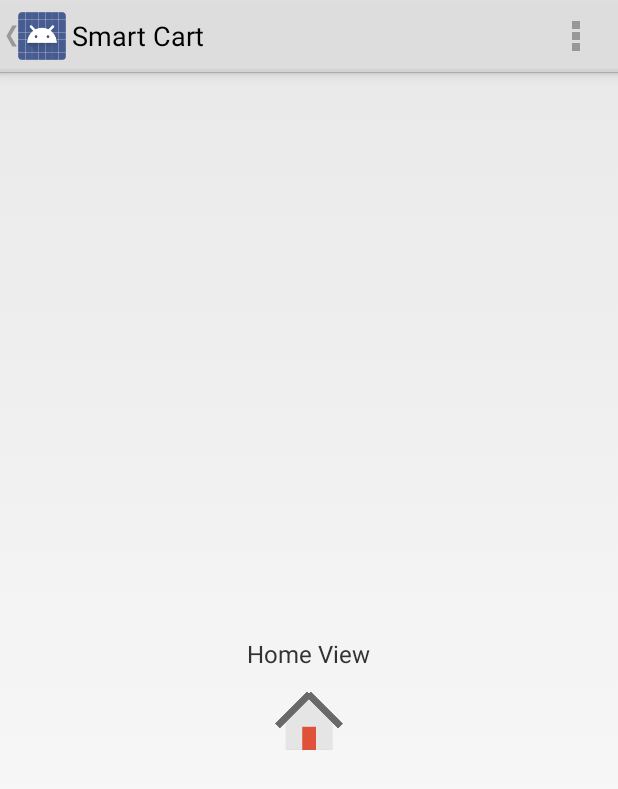
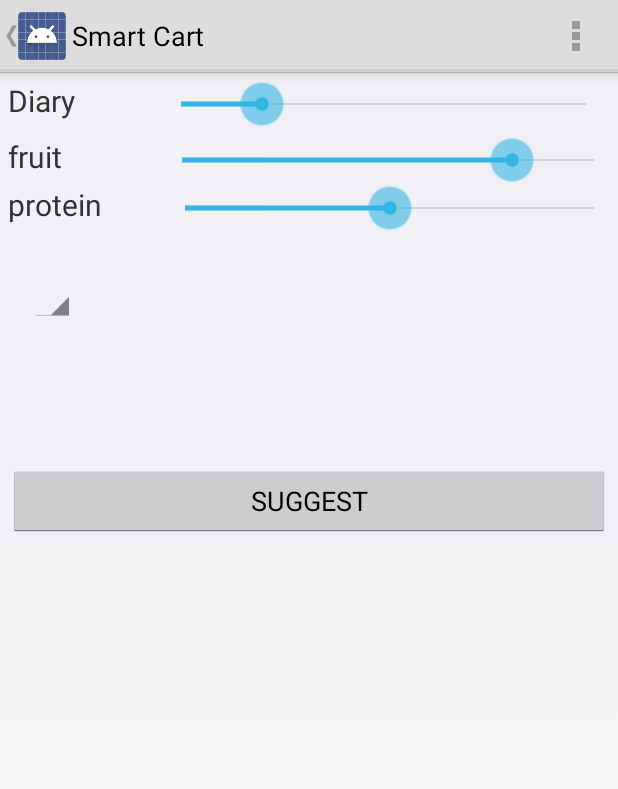
Before and after one commit to DharmanshuKamraa/mHealthHWJZD, an Android app: the screen it shows after launch (MainActivity), after a tap on "LOGIN", on a phone screen of 412 x 824 dp. Shown: the top 789 px of the screen. Run offline under Robolectric (Android 15) with nearby library versions, the phone set to English and light mode, and no system bars; 2 statements that could not run were skipped.

Commit message:
smart cart changed

```diff
--- a/eat_client_v0.2/app/build.gradle
+++ b/eat_client_v0.2/app/build.gradle
@@ -3,18 +3,18 @@ apply plugin: 'com.android.application'
 android {
     compileSdkVersion 21
     buildToolsVersion "21.1.2"
-
     defaultConfig {
         applicationId "info.androidhive.slidingmenu"
-        minSdkVersion 11
-        targetSdkVersion 17
+        minSdkVersion 16
+        targetSdkVersion 21
     }
-
     buildTypes {
         release {
             minifyEnabled false
             proguardFiles getDefaultProguardFile('proguard-android.txt'), 'proguard-rules.txt'
         }
+    }
+    productFlavors {
     }
 }
 
--- a/eat_client_v0.2/app/src/main/AndroidManifest.xml
+++ b/eat_client_v0.2/app/src/main/AndroidManifest.xml
@@ -3,10 +3,6 @@
     package="info.androidhive.slidingmenu"
     android:versionCode="1"
     android:versionName="1.0" >
-
-    <uses-sdk
-        android:minSdkVersion="11"
-        android:targetSdkVersion="21" />
 
     <uses-permission
         android:name="android.permission.WRITE_EXTERNAL_STORAGE"
--- a/eat_client_v0.2/app/src/main/java/info/androidhive/slidingmenu/CartFragment.java
+++ b/eat_client_v0.2/app/src/main/java/info/androidhive/slidingmenu/CartFragment.java
@@ -11,8 +11,8 @@ public class CartFragment extends Fragment {
 	public CartFragment(){}
     public View onCreateView(LayoutInflater inflater, ViewGroup container,
         Bundle savedInstanceState) {
+        View rootView = inflater.inflate(R.layout.fragment_cart, container, false);
 //        checking change
-        View rootView = inflater.inflate(R.layout.fragment_cart, container, false);
         return rootView;
     }
 }
--- /dev/null
+++ b/eat_client_v0.2/app/src/main/res/drawable/seek_bar.xml
@@ -0,0 +1,29 @@
+<?xml version="1.0" encoding="utf-8"?>
+<layer-list xmlns:android="http://schemas.android.com/apk/res/android">
+    <item>
+        <shape>
+            <gradient
+                android:angle="270"
+                android:endColor="#4C4C4C"
+                android:startColor="#303030" />
+
+            <stroke
+                android:width="0dp"
+                android:color="#000000" />
+
+            <corners android:radius="0dp" />
+
+            <padding
+                android:bottom="0dp"
+                android:left="5dp"
+                android:right="0dp"
+                android:top="0dp" />
+        </shape>
+    </item>
+    <item>
+        <bitmap
+            android:antialias="true"
+            android:gravity="right|bottom|fill_vertical"
+            android:src="@drawable/cart_red" />
+    </item>
+</layer-list>
--- a/eat_client_v0.2/app/src/main/res/layout/fragment_cart.xml
+++ b/eat_client_v0.2/app/src/main/res/layout/fragment_cart.xml
@@ -1,20 +1,138 @@
 <?xml version="1.0" encoding="utf-8"?>
-<RelativeLayout xmlns:android="http://schemas.android.com/apk/res/android"
+<ScrollView xmlns:android="http://schemas.android.com/apk/res/android"
     android:layout_width="match_parent"
-    android:layout_height="match_parent">
+    android:layout_height="match_parent" >
+<LinearLayout
+    android:layout_width="fill_parent"
+    android:layout_height="fill_parent"
+    android:orientation="vertical"
+    android:background="#F0F0F5" >
 
-    <TextView
-        android:id="@+id/txtLabel"
-         android:layout_width="wrap_content"
+    <LinearLayout
+        android:layout_width="fill_parent"
         android:layout_height="wrap_content"
-        android:layout_centerInParent="true"
-        android:textSize="16dp"
-        android:text="Home View"/>
+        android:layout_margin="5dp"
+        android:orientation="horizontal"
+        android:id="@+id/linearLayout1">
 
-    <ImageView android:layout_width="wrap_content"
+        <TextView
+            android:layout_width="wrap_content"
+            android:layout_height="wrap_content"
+            android:text="Diary"
+            android:textSize="20sp" />
+
+        <SeekBar
+            android:id="@+id/seek1"
+            android:layout_width="fill_parent"
+            android:layout_height="wrap_content"
+            android:paddingLeft="70dp"
+            android:progress="20"
+            android:secondaryProgress="20" />
+
+    </LinearLayout>
+
+    <LinearLayout
+        android:layout_width="fill_parent"
         android:layout_height="wrap_content"
-        android:layout_below="@id/txtLabel"
-        android:src="@drawable/ic_home"
-        android:layout_centerHorizontal="true"
-        android:layout_marginTop="10dp"/>
-</RelativeLayout>
+        android:layout_marginLeft="5dp"
+        android:orientation="horizontal"
+        android:id="@+id/linearLayout2"
+        android:layout_below="@+id/linearLayout1">
+
+        <TextView
+            android:layout_width="wrap_content"
+            android:layout_height="wrap_content"
+            android:text="fruit"
+            android:textSize="20sp" />
+
+        <SeekBar
+            android:id="@+id/seek2"
+            android:layout_width="fill_parent"
+            android:layout_height="wrap_content"
+            android:progress="80"
+            android:paddingLeft="80dp"
+            android:secondaryProgress="20" />
+    </LinearLayout>
+
+    <LinearLayout
+        android:layout_width="fill_parent"
+        android:layout_height="wrap_content"
+        android:layout_marginLeft="5dp"
+        android:orientation="horizontal"
+        android:id="@+id/linearLayout3"
+        android:layout_below="@+id/linearLayout2">
+
+        <TextView
+            android:layout_width="wrap_content"
+            android:layout_height="wrap_content"
+            android:text="protein"
+            android:textSize="20sp" />
+
+        <SeekBar
+            android:id="@+id/seek3"
+            android:layout_width="fill_parent"
+            android:layout_height="wrap_content"
+            android:paddingLeft="55dp"
+            android:progress="50"
+            android:secondaryProgress="20" />
+    </LinearLayout>
+
+    <LinearLayout xmlns:android="http://schemas.android.com/apk/res/android"
+        android:layout_width="match_parent"
+        android:layout_height="wrap_content"
+        android:orientation="vertical"
+        >
+        <ListView
+            android:id="@android:id/list"
+            android:layout_width="fill_parent"
+            android:layout_height="wrap_content">
+
+        </ListView>
+    </LinearLayout>
+
+    <LinearLayout
+        android:layout_width="match_parent"
+        android:layout_height="wrap_content"
+        android:layout_margin="20dp"
+        android:orientation="vertical">
+
+        <!-- TODO: Update blank fragment layout -->
+        <RelativeLayout
+            android:layout_width="match_parent"
+            android:layout_height="wrap_content"
+            android:layout_marginBottom="30dp"
+            >
+            <Spinner
+                android:id="@+id/explore_filter_type"
+                android:layout_width="30dp"
+                android:layout_height="40dp"
+                android:layout_alignParentLeft="true"
+                ></Spinner>
+
+        </RelativeLayout>
+        <ListView xmlns:android="http://schemas.android.com/apk/res/android"
+            android:id="@android:id/list"
+            android:layout_width="wrap_content"
+            android:layout_height="wrap_content"
+            android:divider="@color/app_green"
+            android:dividerHeight="1dp"
+            android:layout_marginTop="40dp"
+            />
+    </LinearLayout>
+
+    <LinearLayout
+        android:layout_width="fill_parent"
+        android:layout_height="wrap_content"
+        android:layout_gravity="bottom">
+        <Button
+            android:id="@+id/takePicture_button"
+            android:layout_width="0dp"
+            android:layout_height="wrap_content"
+            android:layout_margin="5dp"
+            android:layout_weight="1"
+            android:onClick="onPictureClicked"
+            android:text="@string/button_suggest" />
+    </LinearLayout>
+
+</LinearLayout>
+    </ScrollView>
--- a/eat_client_v0.2/app/src/main/res/values/strings.xml
+++ b/eat_client_v0.2/app/src/main/res/values/strings.xml
@@ -90,5 +90,7 @@
     <string name="dialog_title_weight">My weight is</string>
     <string name="title_weight">My weight</string>
     <string name="title_activity_display_map">Map</string>
+    <string name="button_suggest">SUGGEST</string>
+    <string name="button_cancel">CANCLE</string>
 
 </resources>
```
Also changed, not shown: eat_client_v0.2/app/src/main/java/info/androidhive/slidingmenu/MainActivity.java (+5 -5 lines).
